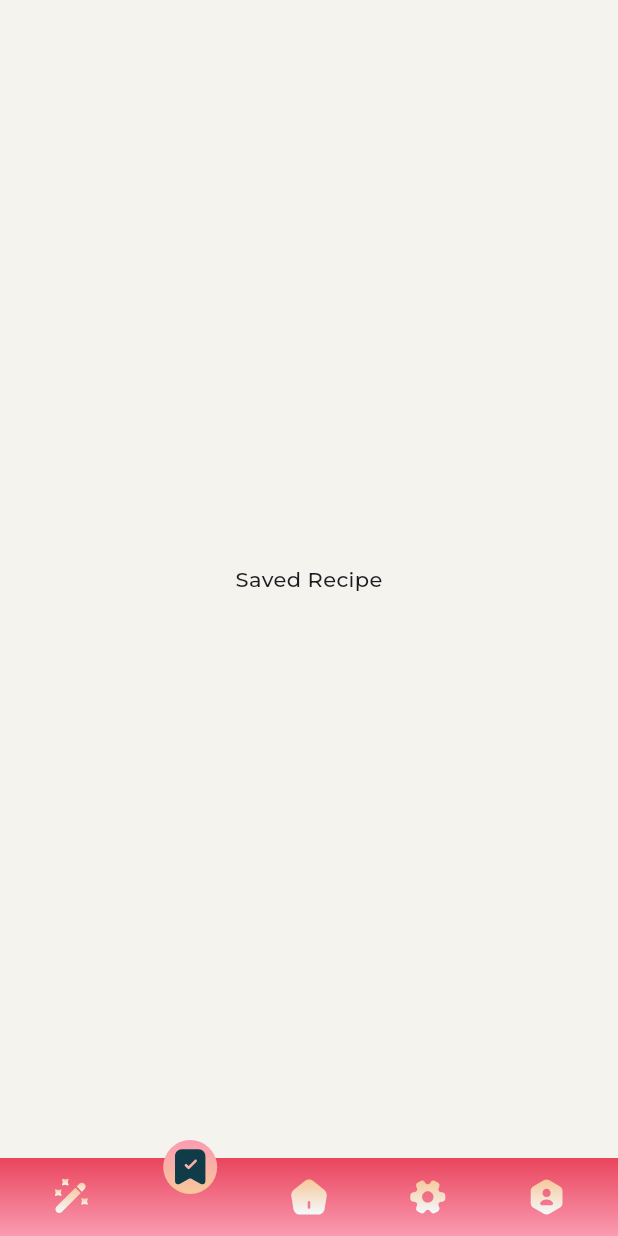
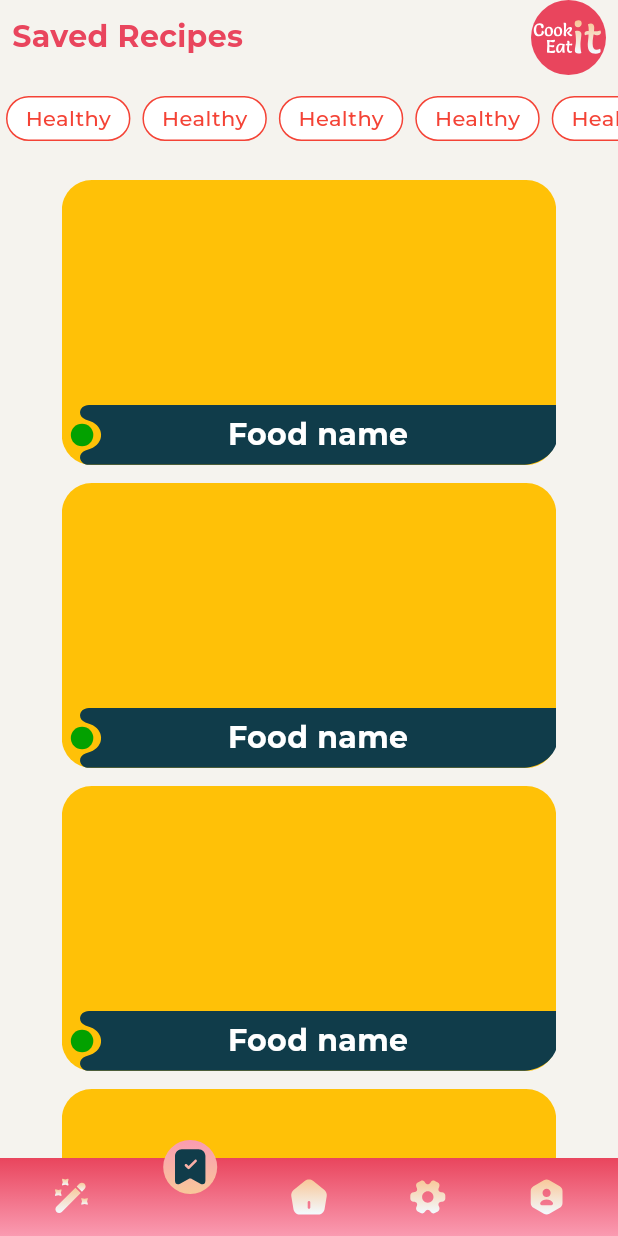
Before and after one commit to VuDucTruong/FoodRecipeApp, a Flutter app: the screen it shows after launch, item 2 of the bottom bar chosen, on a phone screen of 412 x 824 dp. Run offline on Flutter 3.47's test engine with Material 3 defaults, Android fonts, the phone set to English and light mode, and no system bars; our stand-ins replace carousel_slider, flutter_svg; project files that could hold a hidden picture were left out.

Commit message:
create UI saved recipe page

```diff
--- a/food_recipe_app/lib/presentation/common/widgets/widget.dart
+++ b/food_recipe_app/lib/presentation/common/widgets/widget.dart
@@ -93,8 +93,7 @@ class _MyPath extends CustomClipper<Path> {
 
 Widget getLongSwitch(String onContent, String offContent, Gradient onColor,
     Gradient offColor, bool isOn, double width, double height) {
-  return Center(
-    child: Stack(
+  return Stack(
     textDirection: TextDirection.ltr,
     alignment: AlignmentDirectional.centerStart,
     children: [
@@ -152,6 +151,31 @@ Widget getLongSwitch(String onContent, String offContent, Gradient onColor,
         ),
       ),
     ],
+  );
+}
+
+Container getFoodTypeList() {
+  return Container(
+    margin: const EdgeInsets.symmetric(vertical: AppMargin.m4),
+    height: AppSize.s30,
+    child: ListView.builder(
+      scrollDirection: Axis.horizontal,
+      itemCount: 12,
+      itemBuilder: (context, index) {
+        return Container(
+          margin: const EdgeInsets.symmetric(horizontal: AppMargin.m4),
+          padding: const EdgeInsets.symmetric(horizontal: AppPadding.p12),
+          alignment: Alignment.center,
+          decoration: BoxDecoration(
+              color: Colors.white,
+              borderRadius: BorderRadius.circular(20),
+              border: Border.all(color: Colors.red, width: 1)),
+          child: const Text(
+            'Healthy',
+            style: TextStyle(color: Colors.red),
+          ),
+        );
+      },
     ),
   );
 }
--- a/food_recipe_app/lib/presentation/main/home/home_page.dart
+++ b/food_recipe_app/lib/presentation/main/home/home_page.dart
@@ -55,7 +55,7 @@ class _HomePageState extends State<HomePage> {
               _getHeadingHome(AppStrings.trendingToday),
               _getCarouselSlider(),
               _getHeadingHome(AppStrings.categories),
-              _getFoodTypeList(),
+              getFoodTypeList(),
               Container(
                 margin: const EdgeInsets.symmetric(vertical: AppMargin.m8),
                 height: AppSize.s175,
@@ -116,32 +116,6 @@ class _HomePageState extends State<HomePage> {
                   ),
                 ],
               ),
-            ),
-          );
-        },
-      ),
-    );
-  }
-
-  Container _getFoodTypeList() {
-    return Container(
-      margin: const EdgeInsets.symmetric(vertical: AppMargin.m4),
-      height: AppSize.s30,
-      child: ListView.builder(
-        scrollDirection: Axis.horizontal,
-        itemCount: 12,
-        itemBuilder: (context, index) {
-          return Container(
-            margin: const EdgeInsets.symmetric(horizontal: AppMargin.m4),
-            padding: const EdgeInsets.symmetric(horizontal: AppPadding.p12),
-            alignment: Alignment.center,
-            decoration: BoxDecoration(
-                color: Colors.white,
-                borderRadius: BorderRadius.circular(20),
-                border: Border.all(color: Colors.red, width: 1)),
-            child: const Text(
-              'Healthy',
-              style: TextStyle(color: Colors.red),
             ),
           );
         },
--- a/food_recipe_app/lib/presentation/main/saved_recipe_page.dart
+++ b/food_recipe_app/lib/presentation/main/saved_recipe_page.dart
@@ -1,4 +1,16 @@
+import 'package:flutter/animation.dart';
+import 'package:flutter/cupertino.dart';
 import 'package:flutter/material.dart';
+import 'package:flutter/widgets.dart';
+import 'package:flutter_svg/svg.dart';
+import 'package:food_recipe_app/presentation/common/widgets/widget.dart';
+import 'package:food_recipe_app/presentation/resources/value_manament.dart';
+
+import '../resources/assets_management.dart';
+import '../resources/color_management.dart';
+import '../resources/font_manager.dart';
+import '../resources/string_management.dart';
+import '../resources/style_management.dart';
 
 class SavedRecipePage extends StatefulWidget {
   const SavedRecipePage({super.key});
@@ -23,8 +35,65 @@ class _SavedRecipePageState extends State<SavedRecipePage> {
   @override
   Widget build(BuildContext context) {
     // TODO: implement build
-    return Center(
-      child: Text('Saved Recipe'),
+    double width = MediaQuery.of(context).size.width * 0.8;
+    return SafeArea(
+      child: SingleChildScrollView(
+          child: Column(
+        children: [
+          Container(
+            margin: const EdgeInsets.symmetric(horizontal: AppMargin.m8),
+            child: Row(
+              children: [
+                Text(
+                  AppStrings.savedRecipes,
+                  style: getBoldStyle(
+                      color: ColorManager.secondaryColor,
+                      fontSize: FontSize.s20),
+                ),
+                const Spacer(),
+                SvgPicture.asset(
+                  PicturePath.logoSVGPath,
+                  width: AppSize.s50,
+                  height: AppSize.s50,
+                  fit: BoxFit.contain,
+                )
+              ],
+            ),
+          ),
+          const SizedBox(
+            height: AppSize.s10,
+          ),
+          getFoodTypeList(),
+          const SizedBox(
+            height: AppSize.s10,
+          ),
+          ListView.builder(
+              itemCount: 20,
+              physics: const NeverScrollableScrollPhysics(),
+              shrinkWrap: true,
+              itemBuilder: (context, index) {
+                return Center(
+                  child: Stack(
+                    children: [
+                      Container(
+                        margin: const EdgeInsets.only(top: AppMargin.m12),
+                        width: width,
+                        height: 190,
+                        decoration: BoxDecoration(
+                            color: Colors.amber,
+                            borderRadius: BorderRadius.circular(20)),
+                      ),
+                      Positioned(
+                        bottom: 0,
+                        child: getTitleFoodName(width - 10, 40, 15,
+                            ColorManager.darkBlueColor, FontSize.s20),
+                      ),
+                    ],
+                  ),
+                );
+              }),
+        ],
+      )),
     );
   }
 }
--- a/food_recipe_app/lib/presentation/main/setting_page.dart
+++ b/food_recipe_app/lib/presentation/main/setting_page.dart
@@ -42,7 +42,7 @@ class _SettingPageState extends State<SettingPage> {
               mainAxisSize: MainAxisSize.max,
               children: [
                 Text(
-                  'Settings',
+                  AppStrings.settings,
                   style: getBoldStyle(
                       color: ColorManager.secondaryColor,
                       fontSize: FontSize.s20),
@@ -71,16 +71,26 @@ class _SettingPageState extends State<SettingPage> {
             const SizedBox(
               height: AppSize.s20,
             ),
+            Row(
+              mainAxisAlignment: MainAxisAlignment.spaceAround,
+              children: [
+                Text(
+                  AppStrings.theme,
+                  style: getRegularStyle(
+                      color: Colors.black, fontSize: FontSize.s17),
+                ),
                 getLongSwitch(
                     AppStrings.light,
                     AppStrings.dark,
                     ColorManager.linearGradientLightTheme,
                     ColorManager.linearGradientDarkTheme,
                     isOn,
-                200,
+                    180,
                     30),
+              ],
+            ),
             const SizedBox(
-              height: AppSize.s20,
+              height: AppSize.s30,
             ),
             SizedBox(
                 width: 200,
--- a/food_recipe_app/lib/presentation/resources/value_manament.dart
+++ b/food_recipe_app/lib/presentation/resources/value_manament.dart
@@ -32,6 +32,7 @@ class AppSize {
   static const double s80 = 80;
   static const double s2 = 2;
   static const double s16 = 16;
+  static const double s50 = 50;
 }
 
 class AppRadius {
@@ -46,7 +47,6 @@ class AppRadius {
   static const double r30 = 30;
 }
 
-
 class DurationValues {
   static const int d300 = 300;
 }
```
Lines whose indentation alone changed are shown as unchanged.
